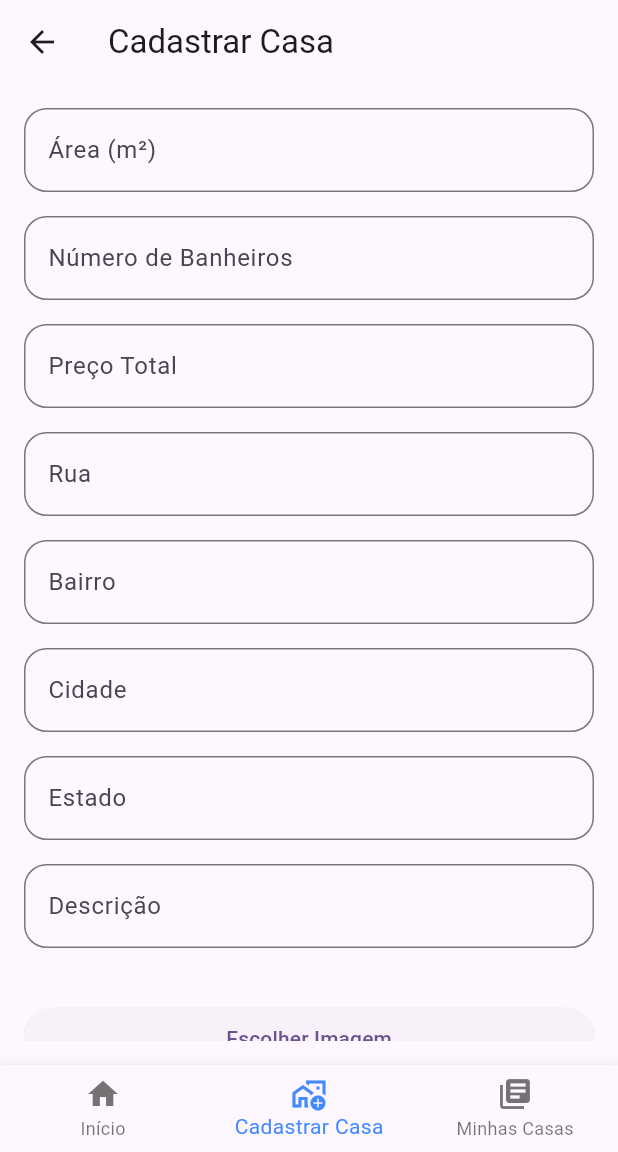
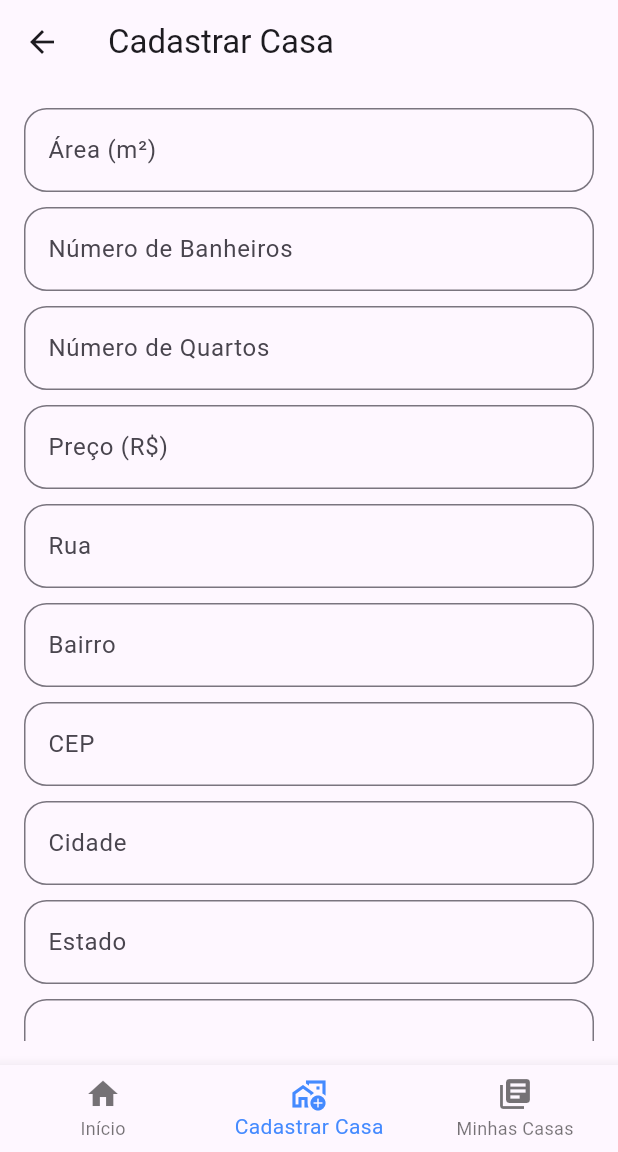
Before and after one commit to iago-F/Aplicacao_mobile, a Flutter app: the HomePage screen opened directly, item 2 of the bottom bar chosen, on a phone screen of 412 x 824 dp, the part 84-1236 px from its top. Run offline on Flutter 3.47's test engine with Material 3 defaults, Android fonts, the phone set to English and light mode, and no system bars; our stand-ins replace cloud_firestore, firebase_auth, firebase_core, firebase_storage, image_picker; accounts and stored records are empty; network calls fail.

Commit message:
edit casa e usuario

```diff
--- a/lib/casa/casa_model.dart
+++ b/lib/casa/casa_model.dart
@@ -4,13 +4,14 @@ class Casa {
   String? imagem;
   String? rua;
   String? bairro;
+  String? cep; // Novo campo adicionado
   String? cidade;
   String? estado;
   String? descricao;
   double? area;
   double? preco_total;
   int? num_banheiro;
-  //num_quartos --> implementar
+  int? num_quarto;
 
   // Construtor
   Casa({
@@ -19,12 +20,14 @@ class Casa {
     this.imagem,
     this.rua,
     this.bairro,
+    this.cep, // Novo campo incluído no construtor
     this.cidade,
     this.estado,
     this.descricao,
     this.area,
     this.preco_total,
     this.num_banheiro,
+    this.num_quarto,
   });
 
   // Converte um objeto Casa para um mapa (necessário para salvar no Firestore)
@@ -35,12 +38,14 @@ class Casa {
       'imagem': imagem,
       'rua': rua,
       'bairro': bairro,
+      'cep': cep, // Adicionado ao método toJson
       'cidade': cidade,
       'estado': estado,
       'descricao': descricao,
       'area': area,
       'preco_total': preco_total,
       'num_banheiro': num_banheiro,
+      'num_quarto': num_quarto,
     };
   }
 
@@ -52,12 +57,14 @@ class Casa {
       imagem: json['imagem'],
       rua: json['rua'],
       bairro: json['bairro'],
+      cep: json['cep'], // Adicionado ao construtor factory
       cidade: json['cidade'],
       estado: json['estado'],
       descricao: json['descricao'],
       area: json['area'],
       preco_total: json['preco_total'],
       num_banheiro: json['num_banheiro'],
+      num_quarto: json['num_quarto'],
     );
   }
 }
--- a/lib/casa/casa_page.dart
+++ b/lib/casa/casa_page.dart
@@ -19,18 +19,20 @@ class _CadastrarCasaPageState extends State<CadastrarCasaPage> {
   final _formKey = GlobalKey<FormState>();
 
   // Controladores para os campos do formulário
-  TextEditingController _areaController = TextEditingController();
-  TextEditingController _banheirosController = TextEditingController();
-  TextEditingController _precoController = TextEditingController();
-  TextEditingController _ruaController = TextEditingController();
-  TextEditingController _bairroController = TextEditingController();
-  TextEditingController _cidadeController = TextEditingController();
-  TextEditingController _estadoController = TextEditingController();
-  TextEditingController _descricaoController = TextEditingController();
+  final TextEditingController _areaController = TextEditingController();
+  final TextEditingController _banheirosController = TextEditingController();
+  final TextEditingController _precoController = TextEditingController();
+  final TextEditingController _ruaController = TextEditingController();
+  final TextEditingController _bairroController = TextEditingController();
+  final TextEditingController _cepController = TextEditingController();
+  final TextEditingController _cidadeController = TextEditingController();
+  final TextEditingController _estadoController = TextEditingController();
+  final TextEditingController _descricaoController = TextEditingController();
+  final TextEditingController _quartosController = TextEditingController();
 
   File? _imageFile;
+  bool _isLoading = false;
 
-  // Método para selecionar imagem da galeria
   Future<void> _pickImage() async {
     final pickedFile =
         await ImagePicker().pickImage(source: ImageSource.gallery);
@@ -41,35 +43,38 @@ class _CadastrarCasaPageState extends State<CadastrarCasaPage> {
     }
   }
 
-  // Método para cadastrar a casa
   Future<void> _cadastrarCasa() async {
     if (_formKey.currentState!.validate()) {
-      // Gerar um ID único para a casa
+      setState(() {
+        _isLoading = true;
+      });
+
+      try {
         var uuid = Uuid();
-      String casaId = uuid.v4(); // Gerar um novo ID
+        String casaId = uuid.v4();
 
         Casa novaCasa = Casa(
-        id_casa: casaId, // Atribuindo o ID gerado
+          id_casa: casaId,
           area: double.parse(_areaController.text),
           num_banheiro: int.parse(_banheirosController.text),
           preco_total: double.parse(_precoController.text),
           rua: _ruaController.text,
           bairro: _bairroController.text,
+          cep: _cepController.text,
           cidade: _cidadeController.text,
           estado: _estadoController.text,
           descricao: _descricaoController.text,
+          num_quarto: int.parse(_quartosController.text),
         );
 
-      // Chama o método para cadastrar a casa
         bool success =
             await widget.casaServices.cadastrarCasa(novaCasa, _imageFile!);
+
         if (success) {
-        // Exibe a mensagem de sucesso
           ScaffoldMessenger.of(context).showSnackBar(
             SnackBar(content: Text('Casa cadastrada com sucesso!')),
           );
 
-        // Redireciona para a HomePage
           Navigator.push(
             context,
             MaterialPageRoute(builder: (context) => HomePage()),
@@ -79,7 +84,29 @@ class _CadastrarCasaPageState extends State<CadastrarCasaPage> {
             SnackBar(content: Text('Erro ao cadastrar a casa.')),
           );
         }
+      } catch (e) {
+        ScaffoldMessenger.of(context).showSnackBar(
+          SnackBar(content: Text('Ocorreu um erro: $e')),
+        );
+      } finally {
+        setState(() {
+          _isLoading = false;
+        });
       }
+    }
+  }
+
+  InputDecoration _buildInputDecoration(String hint) {
+    return InputDecoration(
+      labelText: hint,
+      border: OutlineInputBorder(
+        borderRadius: BorderRadius.circular(15),
+      ),
+      focusedBorder: OutlineInputBorder(
+        borderRadius: BorderRadius.circular(15),
+        borderSide: BorderSide(color: Colors.blue),
+      ),
+    );
   }
 
   @override
@@ -94,95 +121,103 @@ class _CadastrarCasaPageState extends State<CadastrarCasaPage> {
           key: _formKey,
           child: ListView(
             children: [
-              // Campo para área
-              _buildTextFormField(
+              TextFormField(
                 controller: _areaController,
-                label: 'Área (m²)',
                 keyboardType: TextInputType.number,
-                validator: (value) => value!.isEmpty ? 'Informe a área' : null,
+                decoration: _buildInputDecoration('Área (m²)'),
+                validator: (value) =>
+                    value == null || value.isEmpty ? 'Campo obrigatório' : null,
               ),
-
-              // Campo para número de banheiros
-              _buildTextFormField(
+              SizedBox(height: 10),
+              TextFormField(
                 controller: _banheirosController,
-                label: 'Número de Banheiros',
                 keyboardType: TextInputType.number,
+                decoration: _buildInputDecoration('Número de Banheiros'),
                 validator: (value) =>
-                    value!.isEmpty ? 'Informe o número de banheiros' : null,
+                    value == null || value.isEmpty ? 'Campo obrigatório' : null,
               ),
-
-              // Campo para preço total
-              _buildTextFormField(
+              SizedBox(height: 10),
+              TextFormField(
+                controller: _quartosController,
+                keyboardType: TextInputType.number,
+                decoration: _buildInputDecoration('Número de Quartos'),
+                validator: (value) =>
+                    value == null || value.isEmpty ? 'Campo obrigatório' : null,
+              ),
+              SizedBox(height: 10),
+              TextFormField(
                 controller: _precoController,
-                label: 'Preço Total',
                 keyboardType: TextInputType.number,
+                decoration: _buildInputDecoration('Preço (R\$)'),
                 validator: (value) =>
-                    value!.isEmpty ? 'Informe o preço total' : null,
+                    value == null || value.isEmpty ? 'Campo obrigatório' : null,
               ),
-
-              // Campo para rua
-              _buildTextFormField(
+              SizedBox(height: 10),
+              TextFormField(
                 controller: _ruaController,
-                label: 'Rua',
-                validator: (value) => value!.isEmpty ? 'Informe a rua' : null,
+                decoration: _buildInputDecoration('Rua'),
+                validator: (value) =>
+                    value == null || value.isEmpty ? 'Campo obrigatório' : null,
               ),
-
-              // Campo para bairro
-              _buildTextFormField(
+              SizedBox(height: 10),
+              TextFormField(
                 controller: _bairroController,
-                label: 'Bairro',
+                decoration: _buildInputDecoration('Bairro'),
                 validator: (value) =>
-                    value!.isEmpty ? 'Informe o bairro' : null,
+                    value == null || value.isEmpty ? 'Campo obrigatório' : null,
               ),
-
-              // Campo para cidade
-              _buildTextFormField(
+              SizedBox(height: 10),
+              TextFormField(
+                controller: _cepController,
+                decoration: _buildInputDecoration('CEP'),
+                validator: (value) =>
+                    value == null || value.isEmpty ? 'Campo obrigatório' : null,
+              ),
+              SizedBox(height: 10),
+              TextFormField(
                 controller: _cidadeController,
-                label: 'Cidade',
+                decoration: _buildInputDecoration('Cidade'),
                 validator: (value) =>
-                    value!.isEmpty ? 'Informe a cidade' : null,
+                    value == null || value.isEmpty ? 'Campo obrigatório' : null,
               ),
-
-              // Campo para estado
-              _buildTextFormField(
+              SizedBox(height: 10),
+              TextFormField(
                 controller: _estadoController,
-                label: 'Estado',
+                decoration: _buildInputDecoration('Estado'),
                 validator: (value) =>
-                    value!.isEmpty ? 'Informe o estado' : null,
+                    value == null || value.isEmpty ? 'Campo obrigatório' : null,
               ),
-
-              // Campo para descrição
-              _buildTextFormField(
+              SizedBox(height: 10),
+              TextFormField(
                 controller: _descricaoController,
-                label: 'Descrição',
+                maxLines: 3,
+                decoration: _buildInputDecoration('Descrição'),
                 validator: (value) =>
-                    value!.isEmpty ? 'Informe a descrição' : null,
+                    value == null || value.isEmpty ? 'Campo obrigatório' : null,
               ),
-
               SizedBox(height: 20),
-
-              // Botão para escolher imagem
-              ElevatedButton(
+              // Botão para selecionar imagem
+              TextButton.icon(
                 onPressed: _pickImage,
-                child: Text('Escolher Imagem'),
+                icon: Icon(Icons.image),
+                label: Text('Selecionar Imagem'),
               ),
-
-              // Exibe a imagem escolhida, se houver
-              _imageFile != null
-                  ? Image.file(
+              if (_imageFile != null)
+                Image.file(
                   _imageFile!,
                   height: 200,
-                      width: double.infinity,
                   fit: BoxFit.cover,
-                    )
-                  : Text('Nenhuma imagem selecionada'),
-
+                ),
               SizedBox(height: 20),
-
-              // Botão para cadastrar a casa
+              // Botão de cadastrar
               ElevatedButton(
-                onPressed: _cadastrarCasa,
-                child: Text('Cadastrar Casa'),
+                onPressed: _isLoading ? null : _cadastrarCasa,
+                child: _isLoading
+                    ? CircularProgressIndicator(color: Colors.white)
+                    : Text('Cadastrar Casa'),
+                style: ElevatedButton.styleFrom(
+                  minimumSize: Size(double.infinity, 50),
+                ),
               ),
             ],
           ),
@@ -190,27 +225,4 @@ class _CadastrarCasaPageState extends State<CadastrarCasaPage> {
       ),
     );
   }
-
-  // Método reutilizável para campos de texto
-  Widget _buildTextFormField({
-    required TextEditingController controller,
-    required String label,
-    TextInputType? keyboardType,
-    String? Function(String?)? validator,
-  }) {
-    return Padding(
-      padding: const EdgeInsets.only(bottom: 16.0),
-      child: TextFormField(
-        controller: controller,
-        keyboardType: keyboardType,
-        decoration: InputDecoration(
-          labelText: label,
-          border: OutlineInputBorder(
-            borderRadius: BorderRadius.circular(15.0), // Borda arredondada
-          ),
-        ),
-        validator: validator,
-      ),
-    );
 }
-}
--- a/lib/main.dart
+++ b/lib/main.dart
@@ -42,6 +42,7 @@ class MyApp extends StatelessWidget {
       ],
       child: MaterialApp(
         title: 'Flutter Demo',
+        debugShowCheckedModeBanner: false,
         theme: ThemeData(
           colorScheme: ColorScheme.fromSeed(seedColor: Colors.deepPurple),
           useMaterial3: true,
```
Also changed, not shown: lib/casa/casa_service.dart (+65 -11 lines), lib/casa/editar_casa_page.dart (added, +211 -0 lines), lib/casa/minhas_casas_detalhe_page.dart (+98 -59 lines), lib/usuario/Login_usuario_page.dart (+11 -2 lines). Lines whose indentation alone changed are shown as unchanged.
